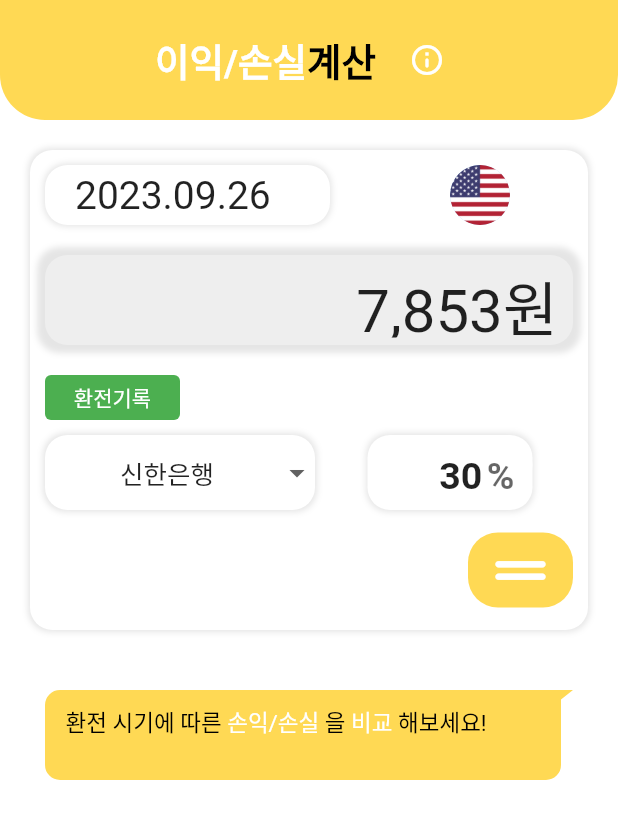
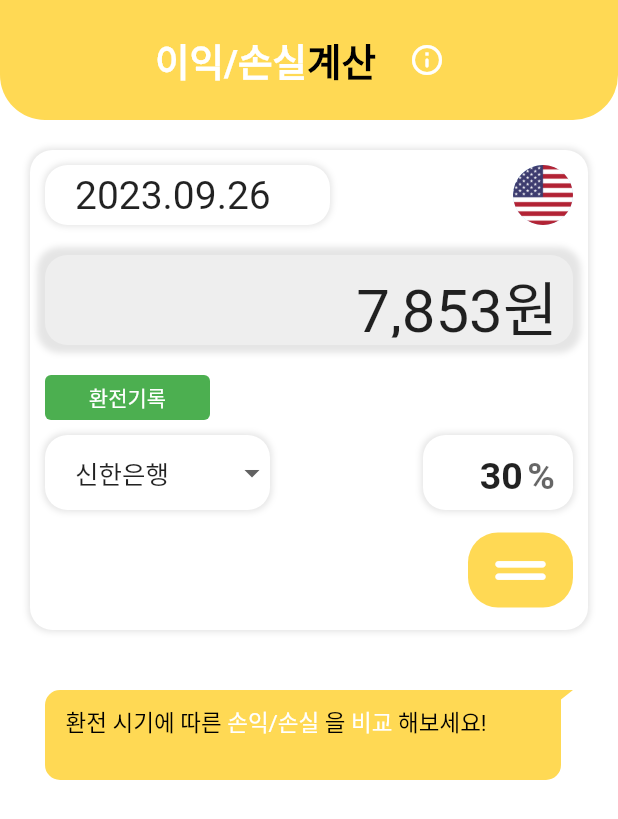
Before and after one commit to Donne-All-Around/DonneAllAround, a Flutter app: the CalculatePage screen opened directly, on a phone screen of 412 x 824 dp. Shown: the top 819 px of the screen. Run offline on Flutter 3.47's test engine with Material 2 defaults, Android fonts, the phone set to English and light mode, and no system bars; drawn by our look-alikes of flutter_chat_bubble; our stand-ins replace awesome_bottom_bar, chat_bubbles, fl_chart, geocoding, geolocator, google_maps_flutter and 2 more; missing offline and left inert: bottom_picker, kpostal.

Commit message:
0926 HA 간격 조절

```diff
--- a/frontend/a705/lib/calculate_page.dart
+++ b/frontend/a705/lib/calculate_page.dart
@@ -125,6 +125,7 @@ class _CalculatePageState extends State<CalculatePage> {
                         child: Column(
                           children: [
                             Row(
+                              mainAxisAlignment: MainAxisAlignment.spaceBetween,
                               children: [
                                 Container(
                                   margin: const EdgeInsets.fromLTRB(10, 10, 20, 10),
@@ -165,7 +166,7 @@ class _CalculatePageState extends State<CalculatePage> {
                                 ),
                                 const SizedBox(width: 10,),
                                 Container(
-                                  margin:const EdgeInsets.fromLTRB(50, 10, 10, 10),
+                                  margin:const EdgeInsets.fromLTRB(0, 10, 10, 10),
                                   child: const CircleAvatar(
                                     backgroundImage: AssetImage(
                                       'assets/images/USD.png'
@@ -211,7 +212,7 @@ class _CalculatePageState extends State<CalculatePage> {
                               children: [
                                 Container(
                                   margin: const EdgeInsets.fromLTRB(10, 10, 0, 10),
-                                  width: 90,
+                                  width: 110,
                                   height: 30,
                                   // color: Colors.red,
                                   child: ElevatedButton(
@@ -432,10 +433,11 @@ class _CalculatePageState extends State<CalculatePage> {
                               ],
                             ),
                             Row(
+                              mainAxisAlignment: MainAxisAlignment.spaceBetween,
                               children: [
                                 Container(
                                   margin: const EdgeInsets.fromLTRB(10, 0, 10, 5),
-                                  width: 180,
+                                  width: 150,
                                   height: 50,
                                   decoration: BoxDecoration(
                                       borderRadius: BorderRadius.circular(15),
@@ -456,8 +458,8 @@ class _CalculatePageState extends State<CalculatePage> {
                                             return  DropdownMenuItem(
                                               value: value,
                                               child: Container(
-                                                margin: const EdgeInsets.fromLTRB(50, 0, 0, 0),
-                                                child: Text(value),
+                                                margin: const EdgeInsets.fromLTRB(20, 0, 0, 0),
+                                                child: Text(value, textAlign: TextAlign.center,),
                                               ),
 
                                             );
@@ -476,7 +478,7 @@ class _CalculatePageState extends State<CalculatePage> {
                                 Container(
                                   margin: const EdgeInsets.fromLTRB(15, 0, 10, 5),
                                   padding: const EdgeInsets.fromLTRB(10, 0, 0, 10),
-                                  width: 110,
+                                  width: 100,
                                   height: 50,
                                   // color: Colors.red,
                                   decoration: BoxDecoration(
@@ -627,7 +629,8 @@ class _CalculatePageState extends State<CalculatePage> {
                                     },
                                     child:  Text(
                                       "${date2?.year.toString()}.${date2?.month.toString().padLeft(2, '0')}.${date2?.day.toString().padLeft(2, '0')}",
-                                      style: const TextStyle(fontSize: 24),),
+                                      style: const TextStyle(fontSize: 18),
+                                    textAlign: TextAlign.center,),
                                   ),
                                 ),
                               ),
@@ -696,7 +699,8 @@ class _CalculatePageState extends State<CalculatePage> {
                                     },
                                     child:  Text(
                                       "${date3?.year.toString()}.${date3?.month.toString().padLeft(2, '0')}.${date3?.day.toString().padLeft(2, '0')}",
-                                      style: const TextStyle(fontSize: 24),),
+                                      style: const TextStyle(fontSize: 18),
+                                    textAlign: TextAlign.center,),
                                   ),
                                   ),
                               ),
```
Also changed, not shown: frontend/a705/lib/bank_detail.dart (+12 -10 lines), frontend/a705/lib/exchange_page.dart (+11 -7 lines).
